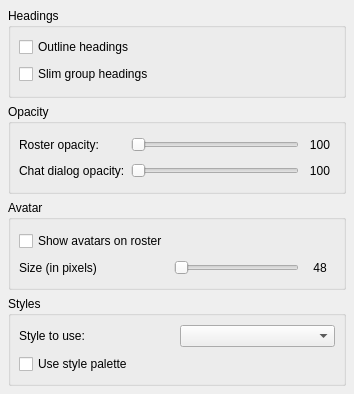
This is main/synapse-im/src/options/opt_appearance_misc.ui in BackupTheBerlios/synapse-xmpp-svn as Qt 5 draws it before an edit. The edited form follows.
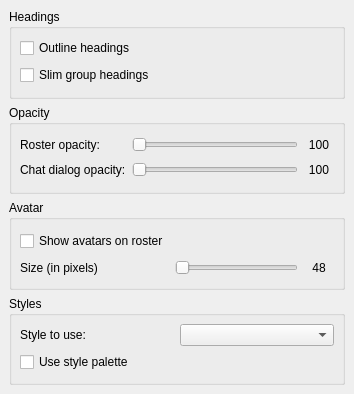
This is the edited form.

Diff of the .ui file:
```diff
--- a/main/synapse-im/src/options/opt_appearance_misc.ui
+++ b/main/synapse-im/src/options/opt_appearance_misc.ui
@@ -17,7 +17,7 @@
   </property>
   <layout class="QVBoxLayout" >
    <property name="margin" >
-    <number>8</number>
+    <number>9</number>
    </property>
    <property name="spacing" >
     <number>6</number>
```
